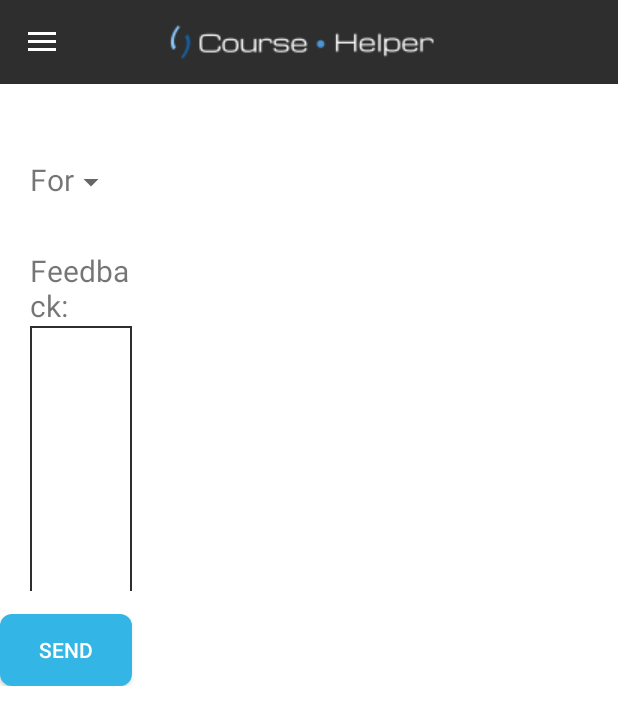
After one commit to tomoaki3284/WSUCourseHelperApp, an Android app: the fragment FeedbackFragment placed in its activity, on a phone screen of 412 x 824 dp. The commit adds this screen. Shown: the top 725 px of the screen. Run offline under Robolectric (Android 15) with nearby library versions, the phone set to English and light mode, and no system bars.

Commit message:
Refactor code for better readability

```diff
--- a/app/src/main/java/com/example/coursehelper/View/CourseDescriptionDialogFragment.java
+++ b/app/src/main/java/com/example/coursehelper/View/CourseDescriptionDialogFragment.java
@@ -42,6 +42,7 @@ public class CourseDescriptionDialogFragment extends DialogFragment {
     public View onCreateView(LayoutInflater inflater, ViewGroup container, Bundle savedInstanceState) {
         View view = inflater.inflate(R.layout.dialog_course_description, null);
 
+        if(getArguments() != null){
             titleRaw = getArguments().getString("title");
             timeContentRaw = getArguments().getString("timeContent");
             facultyRaw = getArguments().getString("faculty");
@@ -50,6 +51,7 @@ public class CourseDescriptionDialogFragment extends DialogFragment {
             crnRaw = getArguments().getString("crn");
             descriptionRaw = getArguments().getString("description");
             coresRaw = getArguments().getString("cores");
+        }
 
         inflateDialog(view);
         setClickListener(view);
--- a/app/src/main/java/com/example/coursehelper/View/CoursesFragment.java
+++ b/app/src/main/java/com/example/coursehelper/View/CoursesFragment.java
@@ -36,6 +36,8 @@ import java.util.List;
  */
 public class CoursesFragment extends Fragment {
 
+    private View view;
+
     private ScheduleObserver scheduleObserver;
     private Schedule schedule;
 
@@ -58,7 +60,7 @@ public class CoursesFragment extends Fragment {
     @Override
     public View onCreateView(LayoutInflater inflater, ViewGroup container, Bundle savedInstanceState) {
         // Inflate the layout for this fragment
-        View view = inflater.inflate(R.layout.fragment_courses, container, false);
+        view = inflater.inflate(R.layout.fragment_courses, container, false);
 
         schedule = new Schedule();
         setUpListView(view);
@@ -112,9 +114,6 @@ public class CoursesFragment extends Fragment {
     public void notifyScheduleChangesToObserver() {
         scheduleObserver.setSchedule(schedule);
     }
-
-
-
 
     public void setUpListView(View view) {
         listView = view.findViewById(R.id.customListView);
--- /dev/null
+++ b/app/src/main/java/com/example/coursehelper/View/CoursesScheduleTabFragment.java
@@ -0,0 +1,70 @@
+package com.example.coursehelper.View;
+
+import android.app.Activity;
+import android.os.Bundle;
+
+import androidx.fragment.app.Fragment;
+import androidx.fragment.app.FragmentActivity;
+import androidx.fragment.app.FragmentManager;
+import androidx.viewpager.widget.ViewPager;
+
+import android.view.LayoutInflater;
+import android.view.View;
+import android.view.ViewGroup;
+import android.widget.LinearLayout;
+import android.widget.TextView;
+
+import com.example.coursehelper.R;
+import com.google.android.material.tabs.TabItem;
+import com.google.android.material.tabs.TabLayout;
+
+/**
+ * A simple {@link Fragment} subclass.
+ */
+public class CoursesScheduleTabFragment extends Fragment {
+
+    private TabLayout tabLayout;
+    private ViewPager viewPager;
+    private PageAdapter pageAdapter;
+    private TabItem tabCourses;
+    private TabItem tabSchedule;
+
+    public CoursesScheduleTabFragment() {
+        // Required empty public constructor
+    }
+
+    @Override
+    public View onCreateView(LayoutInflater inflater, ViewGroup container,
+                             Bundle savedInstanceState) {
+        View view = inflater.inflate(R.layout.tab_main, container, false);
+
+        tabLayout = view.findViewById(R.id.tablayout);
+        tabCourses = view.findViewById(R.id.coursesTab);
+        tabSchedule = view.findViewById(R.id.scheduleTab);
+        viewPager = view.findViewById(R.id.viewPager);
+
+        pageAdapter = new PageAdapter(getActivity().getSupportFragmentManager(), tabLayout.getTabCount());
+        viewPager.setAdapter(pageAdapter);
+
+        tabLayout.addOnTabSelectedListener(new TabLayout.OnTabSelectedListener() {
+            @Override
+            public void onTabSelected(TabLayout.Tab tab) {
+                viewPager.setCurrentItem(tab.getPosition());
+            }
+
+            @Override
+            public void onTabUnselected(TabLayout.Tab tab) {
+
+            }
+
+            @Override
+            public void onTabReselected(TabLayout.Tab tab) {
+
+            }
+        });
+        // sync the swipe move with tabs
+        viewPager.addOnPageChangeListener(new TabLayout.TabLayoutOnPageChangeListener(tabLayout));
+
+        return view;
+    }
+}
--- /dev/null
+++ b/app/src/main/java/com/example/coursehelper/View/FeedbackFragment.java
@@ -0,0 +1,29 @@
+package com.example.coursehelper.View;
+
+import android.os.Bundle;
+
+import androidx.fragment.app.Fragment;
+
+import android.view.LayoutInflater;
+import android.view.View;
+import android.view.ViewGroup;
+
+import com.example.coursehelper.R;
+
+/**
+ * A simple {@link Fragment} subclass.
+ */
+public class FeedbackFragment extends Fragment {
+
+    public FeedbackFragment() {
+        // Required empty public constructor
+    }
+
+
+    @Override
+    public View onCreateView(LayoutInflater inflater, ViewGroup container,
+                             Bundle savedInstanceState) {
+        // Inflate the layout for this fragment
+        return inflater.inflate(R.layout.fragment_feedback, container, false);
+    }
+}
--- a/app/src/main/java/com/example/coursehelper/View/MainActivity.java
+++ b/app/src/main/java/com/example/coursehelper/View/MainActivity.java
@@ -1,20 +1,30 @@
 package com.example.coursehelper.View;
 
+import androidx.annotation.NonNull;
+import androidx.annotation.Nullable;
 import androidx.appcompat.app.ActionBarDrawerToggle;
 import androidx.appcompat.widget.Toolbar;
 import androidx.appcompat.app.AppCompatActivity;
 
+import android.content.Context;
+import android.content.Intent;
 import android.content.res.Configuration;
 import android.os.Bundle;
+import android.util.AttributeSet;
 import android.view.MenuItem;
+import android.view.View;
+import android.widget.ImageView;
+import android.widget.LinearLayout;
 import android.widget.Toast;
 
 import androidx.core.view.GravityCompat;
 import androidx.drawerlayout.widget.DrawerLayout;
 import androidx.fragment.app.Fragment;
 import androidx.fragment.app.FragmentManager;
+import androidx.fragment.app.FragmentTransaction;
 import androidx.viewpager.widget.ViewPager;
 
+import com.example.coursehelper.Model.Schedule;
 import com.example.coursehelper.R;
 import com.google.android.material.navigation.NavigationView;
 import com.google.android.material.tabs.TabItem;
@@ -26,24 +36,22 @@ import com.google.android.material.tabs.TabLayout.TabLayoutOnPageChangeListener;
 public class MainActivity extends AppCompatActivity {
 
     private Toolbar toolbar;
-    private TabLayout tabLayout;
-    private ViewPager viewPager;
-    private PageAdapter pageAdapter;
-    private TabItem tabCourses;
-    private TabItem tabSchedule;
     private DrawerLayout drawerLayout;
     private NavigationView navView;
     private ActionBarDrawerToggle drawerToggle;
+    private FragmentManager fragmentManager;
 
     @Override
     protected void onCreate(Bundle savedInstanceState) {
         super.onCreate(savedInstanceState);
         setContentView(R.layout.activity_main);
 
+         fragmentManager = getSupportFragmentManager();
+
         toolbar = findViewById(R.id.toolbar);
         toolbar.setTitle(getResources().getString(R.string.app_name));
         setSupportActionBar(toolbar);
-        getSupportActionBar().setDisplayHomeAsUpEnabled(true);
+        getSupportActionBar().setDisplayHomeAsUpEnabled(false);
 
         drawerLayout = findViewById(R.id.drawer_layout);
         navView = findViewById(R.id.nav_view);
@@ -55,32 +63,18 @@ public class MainActivity extends AppCompatActivity {
         drawerToggle.syncState();
         drawerLayout.addDrawerListener(drawerToggle);
 
-        tabLayout = findViewById(R.id.tablayout);
-        tabCourses = findViewById(R.id.coursesTab);
-        tabSchedule = findViewById(R.id.scheduleTab);
-        viewPager = findViewById(R.id.viewPager);
+        loadFragment(CoursesScheduleTabFragment.class);
 
-        pageAdapter = new PageAdapter(getSupportFragmentManager(), tabLayout.getTabCount());
-        viewPager.setAdapter(pageAdapter);
-
-        tabLayout.addOnTabSelectedListener(new OnTabSelectedListener() {
+        //TODO: use proper Back Stack
+        ImageView homeLogo = toolbar.findViewById(R.id.homelogo);
+        homeLogo.setOnClickListener(new View.OnClickListener() {
             @Override
-            public void onTabSelected(Tab tab) {
-                viewPager.setCurrentItem(tab.getPosition());
-            }
-
-            @Override
-            public void onTabUnselected(Tab tab) {
-
-            }
-
-            @Override
-            public void onTabReselected(Tab tab) {
-
+            public void onClick(View v) {
+                Intent homeIntent = new Intent(getApplicationContext(), MainActivity.class);
+                homeIntent.addFlags(Intent.FLAG_ACTIVITY_CLEAR_TOP);
+                startActivity(homeIntent);
             }
         });
-        // sync the swipe move with tabs
-        viewPager.addOnPageChangeListener(new TabLayoutOnPageChangeListener(tabLayout));
     }
 
     // `onPostCreate` called when activity start-up is complete after `onStart()`
@@ -118,17 +112,33 @@ public class MainActivity extends AppCompatActivity {
                 });
     }
 
+    private void loadFragment(Class fragmentClass) {
+        try {
+            if(fragmentClass != null) {
+                System.out.println("New Fragment Replaced");
+                Fragment fragment = (Fragment) fragmentClass.newInstance();
+                // Insert the fragment by replacing any existing fragment
+                FragmentTransaction fragmentTransaction = fragmentManager.beginTransaction();
+                fragmentTransaction.add(R.id.frameLayout, fragment);
+                fragmentTransaction.addToBackStack(null);
+                fragmentTransaction.commit();
+            }
+        } catch (Exception e) {
+            e.printStackTrace();
+        }
+    }
+
     public void selectDrawerItem(MenuItem menuItem) {
         // Create a new fragment and specify the fragment to show based on nav item clicked
         Fragment fragment = null;
-        Class fragmentClass;
+        Class fragmentClass = null;
         switch(menuItem.getItemId()) {
             case R.id.nav_schedule:
-//                fragmentClass = FirstFragment.class;
-//                break;
-//            case R.id.nav_second_fragment:
+                fragmentClass = FeedbackFragment.class;
+                break;
+            case R.id.nav_feedback:
 //                fragmentClass = SecondFragment.class;
-//                break;
+                break;
 //            case R.id.nav_third_fragment:
 //                fragmentClass = ThirdFragment.class;
 //                break;
@@ -136,15 +146,7 @@ public class MainActivity extends AppCompatActivity {
                 Toast.makeText(this, "Hello", Toast.LENGTH_SHORT).show();
         }
 
-        try {
-//            fragment = (Fragment) fragmentClass.newInstance();
-        } catch (Exception e) {
-            e.printStackTrace();
-        }
-
-        // Insert the fragment by replacing any existing fragment
-        FragmentManager fragmentManager = getSupportFragmentManager();
-//        fragmentManager.beginTransaction().replace(R.id.flContent, fragment).commit();
+        loadFragment(fragmentClass);
 
         // Highlight the selected item has been done by NavigationView
         menuItem.setChecked(true);
--- a/app/src/main/res/layout/activity_main.xml
+++ b/app/src/main/res/layout/activity_main.xml
@@ -10,50 +10,22 @@
     <!-- Layout to contain contents of main body of screen (drawer will slide over this) -->
     <LinearLayout
         style="@style/LinearLayout"
+        android:id="@+id/mainContent"
         android:layout_width="match_parent"
         android:layout_height="match_parent"
         android:background="@android:color/white"
         android:orientation="vertical">
 
-        <androidx.appcompat.widget.Toolbar
-            android:id="@+id/toolbar"
-            android:layout_width="match_parent"
-            android:layout_height="wrap_content"
-            android:background="#2e2e2e"
-            app:layout_constraintEnd_toEndOf="parent"
-            app:layout_constraintStart_toStartOf="parent"
-            app:layout_constraintTop_toTopOf="parent"
-            app:title="CourseHelper"
-            app:titleTextColor="@android:color/white" />
+        <include
+            layout="@layout/toolbar_main"
+            android:id="@+id/toolbar" />
 
-        <com.google.android.material.tabs.TabLayout
-            android:id="@+id/tablayout"
-            android:layout_width="match_parent"
-            android:layout_height="wrap_content"
-            android:layout_marginBottom="1dp"
-            android:background="#2e2e2e"
-            app:layout_constraintEnd_toEndOf="parent"
-            app:layout_constraintStart_toStartOf="parent"
-            app:tabIndicatorColor="@android:color/holo_blue_dark"
-            app:tabTextColor="@android:color/white">
+        <FrameLayout
+            android:id="@+id/frameLayout"
+            android:layout_width="wrap_content"
+            android:layout_height="wrap_content">
+        </FrameLayout>
 
-            <com.google.android.material.tabs.TabItem
-                android:id="@+id/coursesTab"
-                android:layout_width="wrap_content"
-                android:layout_height="wrap_content"
-                android:text="Courses" />
-
-            <com.google.android.material.tabs.TabItem
-                android:id="@+id/scheduleTab"
-                android:layout_width="wrap_content"
-                android:layout_height="wrap_content"
-                android:text="Schedule" />
-        </com.google.android.material.tabs.TabLayout>
-
-        <androidx.viewpager.widget.ViewPager
-            android:id="@+id/viewPager"
-            android:layout_width="match_parent"
-            android:layout_height="wrap_content" />
     </LinearLayout>
 
     <!-- Container for contents of drawer - use NavigationView to make configuration easier -->
--- /dev/null
+++ b/app/src/main/res/layout/fragment_feedback.xml
@@ -0,0 +1,69 @@
+<?xml version="1.0" encoding="utf-8"?>
+<LinearLayout
+    xmlns:android="http://schemas.android.com/apk/res/android"
+    xmlns:tools="http://schemas.android.com/tools"
+    android:layout_width="match_parent"
+    android:layout_height="match_parent"
+    android:orientation="vertical"
+    android:background="@android:color/white"
+    tools:context=".View.FeedbackFragment">
+
+    <LinearLayout
+        android:layout_width="match_parent"
+        android:layout_height="wrap_content"
+        android:layout_marginTop="50dp"
+        android:layout_marginRight="20dp"
+        android:layout_marginLeft="20dp"
+        android:orientation="horizontal"
+        android:weightSum="1">
+
+        <TextView
+            android:layout_width="wrap_content"
+            android:layout_height="wrap_content"
+            android:layout_weight="0.3"
+            android:layout_gravity="center"
+            android:text="For: "
+            android:textSize="20sp" />
+
+        <Spinner
+            android:id="@+id/feedbackSpinner"
+            android:layout_width="wrap_content"
+            android:layout_height="wrap_content"
+            android:layout_margin="3dp"
+            android:layout_weight="0.7" />
+    </LinearLayout>
+
+    <LinearLayout
+        android:layout_width="match_parent"
+        android:layout_height="wrap_content"
+        android:layout_marginTop="30dp"
+        android:layout_marginRight="20dp"
+        android:layout_marginLeft="20dp"
+        android:orientation="vertical">
+
+        <TextView
+            android:layout_width="wrap_content"
+            android:layout_height="wrap_content"
+            android:text="Feedback: "
+            android:textSize="20sp"/>
+
+        <EditText
+            android:id="@+id/feedbackMessage"
+            android:layout_width="match_parent"
+            android:layout_height="200dp"
+            android:background="@drawable/border"
+            android:inputType="text|textMultiLine" />
+    </LinearLayout>
+
+    <Button
+        android:layout_width="wrap_content"
+        android:layout_height="wrap_content"
+        android:layout_gravity="right"
+        android:layout_marginTop="15dp"
+        android:layout_marginRight="20dp"
+        android:text="send"
+        android:textColor="@android:color/white"
+        android:background="@drawable/course_cell" />
+
+
+</LinearLayout>
--- /dev/null
+++ b/app/src/main/res/layout/toolbar_main.xml
@@ -0,0 +1,26 @@
+<?xml version="1.0" encoding="utf-8"?>
+<androidx.appcompat.widget.Toolbar
+    xmlns:android="http://schemas.android.com/apk/res/android"
+    xmlns:app="http://schemas.android.com/apk/res-auto"
+    xmlns:tools="http://schemas.android.com/tools"
+    android:layout_width="match_parent"
+    android:layout_height="wrap_content"
+    android:theme="@style/ToolbarColoredHamburger"
+    android:background="@color/colorPrimary">
+
+    <androidx.constraintlayout.widget.ConstraintLayout
+        android:layout_width="match_parent"
+        android:layout_height="match_parent">
+
+        <ImageView
+            android:id="@+id/homelogo"
+            android:layout_width="wrap_content"
+            android:layout_height="wrap_content"
+            android:layout_marginEnd="80dp"
+            android:src="@drawable/ic_home"
+            app:layout_constraintBottom_toBottomOf="parent"
+            app:layout_constraintEnd_toEndOf="parent"
+            app:layout_constraintStart_toStartOf="parent"
+            app:layout_constraintTop_toTopOf="parent" />
+    </androidx.constraintlayout.widget.ConstraintLayout>
+</androidx.appcompat.widget.Toolbar>
--- a/app/src/main/res/menu/main_menu.xml
+++ b/app/src/main/res/menu/main_menu.xml
@@ -18,10 +18,10 @@
     <item android:title="Communicate">
         <menu>
             <item
-                android:id="@+id/nav_share"
+                android:id="@+id/nav_feedback"
                 android:title="Feedback" />
             <item
-                android:id="@+id/nav_send"
+                android:id="@+id/nav_ratemyprofessor"
                 android:title="Rate My Professor" />
         </menu>
     </item>
--- a/app/src/main/res/values/styles.xml
+++ b/app/src/main/res/values/styles.xml
@@ -8,6 +8,10 @@
     <item name="colorAccent">@color/colorAccent</item>
   </style>
 
+  <style name="ToolbarColoredHamburger" parent="AppTheme">
+    <item name="android:textColorSecondary">#ffffff</item>
+  </style>
+
   <style name="LinearLayout">
     <item name="android:layout_width">match_parent</item>
     <item name="android:layout_height">match_parent</item>
```
Also changed, not shown: app/src/main/res/layout/tab_main.xml (added, +38 -0 lines), app/src/main/res/values/strings.xml (+8 -0 lines), app/src/main/res/drawable-v24/ic_home.png (added). Lines whose indentation alone changed are shown as unchanged.
